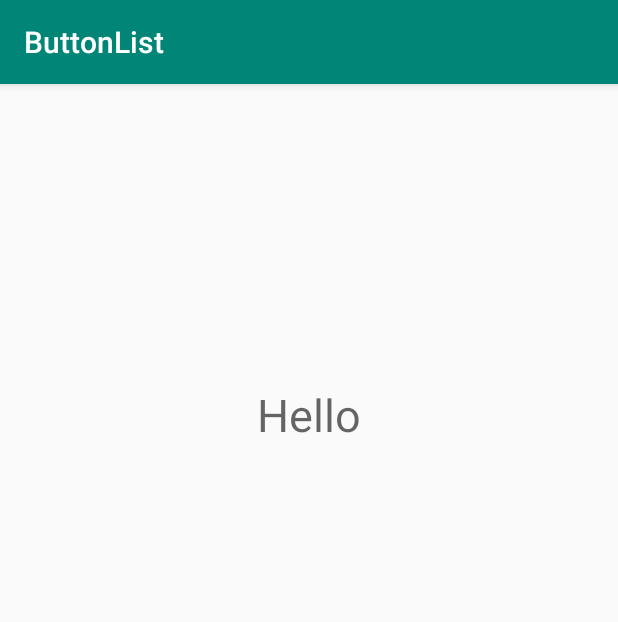
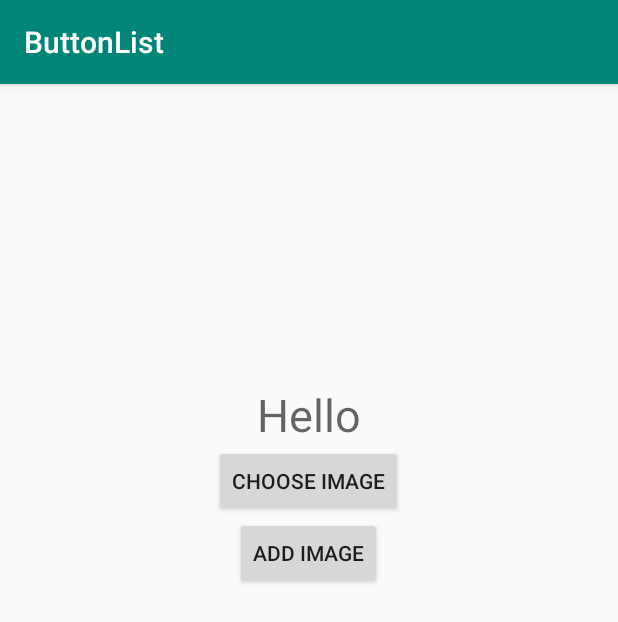
Before and after one commit to surazzmaharjan/ButtonList, an Android app: the screen it shows after launch (FlagApiActivity), on a phone screen of 412 x 824 dp. Shown: the top 622 px of the screen. Run offline under Robolectric (Android 15) with nearby library versions, the phone set to English and light mode, and no system bars; our stand-ins replace Picasso; pictures from the network do not load; 3 statements that could not run were skipped.

Commit message:
Added upload image code in flagactivity(API)

```diff
--- a/app/src/main/res/layout/activity_flag_api.xml
+++ b/app/src/main/res/layout/activity_flag_api.xml
@@ -18,4 +18,18 @@ tools:context=".FlagApiActivity">
     android:layout_gravity="center"
     android:id="@+id/tvCountry"/>
 
+    <Button
+        android:id="@+id/btnUploadImg"
+        android:layout_width="wrap_content"
+        android:layout_height="wrap_content"
+        android:layout_gravity="center"
+        android:text="Choose Image"/>
+
+    <Button
+        android:id="@+id/btnaddImg"
+        android:layout_width="wrap_content"
+        android:layout_height="wrap_content"
+        android:layout_gravity="center"
+        android:text="Add Image"/>
+
 </LinearLayout>
```
Also changed, not shown: app/src/main/java/com/example/buttonlist/FlagApiActivity.java (+139 -1 lines), app/src/main/java/com/example/buttonlist/model/Teacher.java (added, +25 -0 lines).
